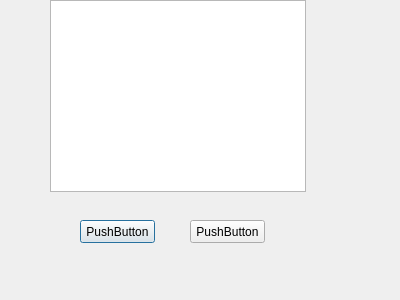
davatem17/proyectoC, file factura_dialog.ui: the form before one commit.
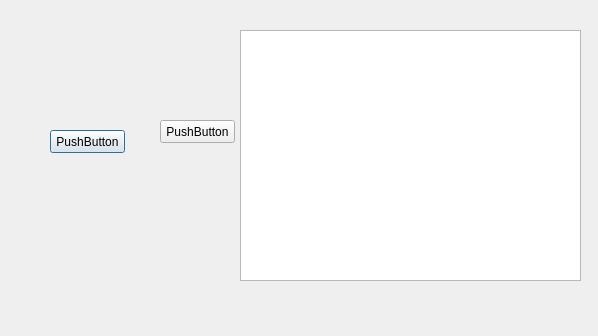
The form after the commit.

What changed in the file:
```diff
--- a/factura_dialog.ui
+++ b/factura_dialog.ui
@@ -6,8 +6,8 @@
    <rect>
     <x>0</x>
     <y>0</y>
-    <width>400</width>
-    <height>300</height>
+    <width>598</width>
+    <height>336</height>
    </rect>
   </property>
   <property name="windowTitle">
@@ -16,8 +16,8 @@
   <widget class="QPushButton" name="pushButton">
    <property name="geometry">
     <rect>
-     <x>80</x>
-     <y>220</y>
+     <x>50</x>
+     <y>130</y>
      <width>75</width>
      <height>23</height>
     </rect>
@@ -29,8 +29,8 @@
   <widget class="QPushButton" name="pushButton_2">
    <property name="geometry">
     <rect>
-     <x>190</x>
-     <y>220</y>
+     <x>160</x>
+     <y>120</y>
      <width>75</width>
      <height>23</height>
     </rect>
@@ -42,10 +42,10 @@
   <widget class="QTableView" name="tableView">
    <property name="geometry">
     <rect>
-     <x>50</x>
-     <y>0</y>
-     <width>256</width>
-     <height>192</height>
+     <x>240</x>
+     <y>30</y>
+     <width>341</width>
+     <height>251</height>
     </rect>
    </property>
   </widget>
```
